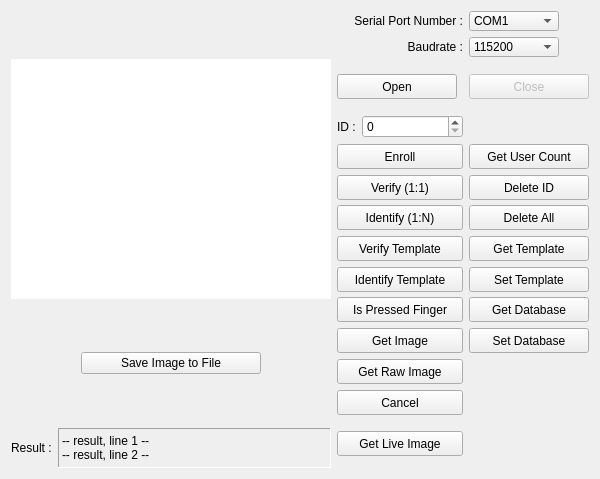
Before: the Qt Designer form SDK_DEMO_FOR_USER_AVW_20130122/QtFPS/mainwindow.ui in rtapiapincheira/QtFPS, drawn with Qt 5.
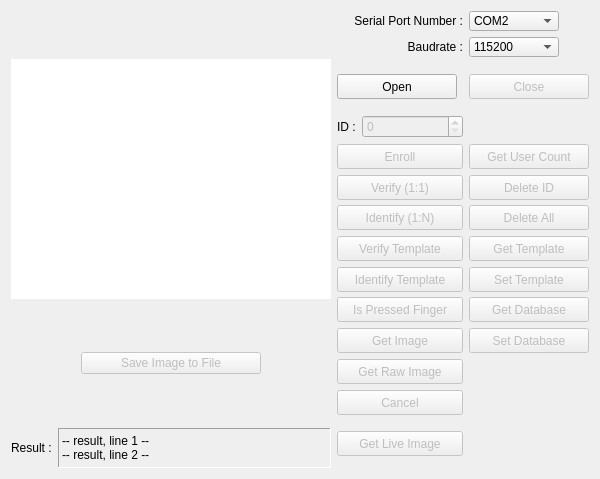
After: the same form once the commit is applied.

```diff
--- a/SDK_DEMO_FOR_USER_AVW_20130122/QtFPS/mainwindow.ui
+++ b/SDK_DEMO_FOR_USER_AVW_20130122/QtFPS/mainwindow.ui
@@ -87,6 +87,9 @@
         </property>
         <item>
          <widget class="QPushButton" name="save_image_to_file">
+          <property name="enabled">
+           <bool>false</bool>
+          </property>
           <property name="maximumSize">
            <size>
             <width>180</width>
@@ -190,6 +193,9 @@
       </item>
       <item row="9" column="1">
        <widget class="QPushButton" name="verify_template">
+        <property name="enabled">
+         <bool>false</bool>
+        </property>
         <property name="minimumSize">
          <size>
           <width>0</width>
@@ -271,6 +277,9 @@
       </item>
       <item row="11" column="1">
        <widget class="QPushButton" name="is_press_finger">
+        <property name="enabled">
+         <bool>false</bool>
+        </property>
         <property name="minimumSize">
          <size>
           <width>0</width>
@@ -284,6 +293,9 @@
       </item>
       <item row="7" column="1">
        <widget class="QPushButton" name="verify_1_1">
+        <property name="enabled">
+         <bool>false</bool>
+        </property>
         <property name="minimumSize">
          <size>
           <width>0</width>
@@ -307,6 +319,9 @@
       </item>
       <item row="10" column="1">
        <widget class="QPushButton" name="identify_template">
+        <property name="enabled">
+         <bool>false</bool>
+        </property>
         <property name="minimumSize">
          <size>
           <width>0</width>
@@ -320,6 +335,9 @@
       </item>
       <item row="6" column="2">
        <widget class="QPushButton" name="get_user_count">
+        <property name="enabled">
+         <bool>false</bool>
+        </property>
         <property name="minimumSize">
          <size>
           <width>0</width>
@@ -377,6 +395,9 @@
       </item>
       <item row="6" column="1">
        <widget class="QPushButton" name="enroll">
+        <property name="enabled">
+         <bool>false</bool>
+        </property>
         <property name="minimumSize">
          <size>
           <width>0</width>
@@ -390,6 +411,9 @@
       </item>
       <item row="13" column="1">
        <widget class="QPushButton" name="get_raw_image">
+        <property name="enabled">
+         <bool>false</bool>
+        </property>
         <property name="minimumSize">
          <size>
           <width>0</width>
@@ -403,6 +427,9 @@
       </item>
       <item row="14" column="1">
        <widget class="QPushButton" name="cancel">
+        <property name="enabled">
+         <bool>false</bool>
+        </property>
         <property name="minimumSize">
          <size>
           <width>0</width>
@@ -416,6 +443,9 @@
       </item>
       <item row="16" column="1">
        <widget class="QPushButton" name="get_live_image">
+        <property name="enabled">
+         <bool>false</bool>
+        </property>
         <property name="minimumSize">
          <size>
           <width>0</width>
@@ -444,6 +474,9 @@
         </item>
         <item>
          <widget class="QSpinBox" name="id">
+          <property name="enabled">
+           <bool>false</bool>
+          </property>
           <property name="sizePolicy">
            <sizepolicy hsizetype="Expanding" vsizetype="Fixed">
             <horstretch>0</horstretch>
@@ -459,6 +492,9 @@
       </item>
       <item row="12" column="2">
        <widget class="QPushButton" name="set_database">
+        <property name="enabled">
+         <bool>false</bool>
+        </property>
         <property name="minimumSize">
          <size>
           <width>0</width>
@@ -472,6 +508,9 @@
       </item>
       <item row="12" column="1">
        <widget class="QPushButton" name="get_image">
+        <property name="enabled">
+         <bool>false</bool>
+        </property>
         <property name="minimumSize">
          <size>
           <width>0</width>
@@ -503,11 +542,6 @@
         <property name="frame">
          <bool>true</bool>
         </property>
-        <item>
-         <property name="text">
-          <string>COM1</string>
-         </property>
-        </item>
         <item>
          <property name="text">
           <string>COM2</string>
@@ -582,6 +616,9 @@
       </item>
       <item row="9" column="2">
        <widget class="QPushButton" name="get_template">
+        <property name="enabled">
+         <bool>false</bool>
+        </property>
         <property name="minimumSize">
          <size>
           <width>0</width>
@@ -595,6 +632,9 @@
       </item>
       <item row="8" column="2">
        <widget class="QPushButton" name="delete_all">
+        <property name="enabled">
+         <bool>false</bool>
+        </property>
         <property name="minimumSize">
          <size>
           <width>0</width>
@@ -608,6 +648,9 @@
       </item>
       <item row="8" column="1">
        <widget class="QPushButton" name="identify_1_n">
+        <property name="enabled">
+         <bool>false</bool>
+        </property>
         <property name="minimumSize">
          <size>
           <width>0</width>
@@ -621,6 +664,9 @@
       </item>
       <item row="7" column="2">
        <widget class="QPushButton" name="delete_id">
+        <property name="enabled">
+         <bool>false</bool>
+        </property>
         <property name="minimumSize">
          <size>
           <width>0</width>
@@ -634,6 +680,9 @@
       </item>
       <item row="10" column="2">
        <widget class="QPushButton" name="set_template">
+        <property name="enabled">
+         <bool>false</bool>
+        </property>
         <property name="minimumSize">
          <size>
           <width>0</width>
@@ -647,6 +696,9 @@
       </item>
       <item row="11" column="2">
        <widget class="QPushButton" name="get_database">
+        <property name="enabled">
+         <bool>false</bool>
+        </property>
         <property name="minimumSize">
          <size>
           <width>0</width>
```
